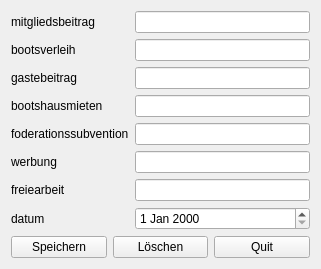
The window that einkommen/einkommendialog.ui (pmgyambol/rowingclub) describes before a commit, drawn with Qt 5.
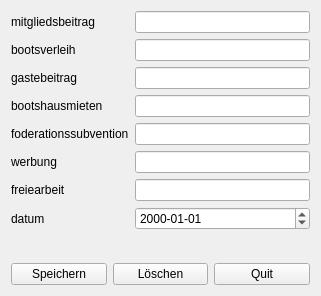
The same window after the commit.

Diff of the .ui file:
```diff
--- a/einkommen/einkommendialog.ui
+++ b/einkommen/einkommendialog.ui
@@ -7,7 +7,7 @@
     <x>0</x>
     <y>0</y>
     <width>321</width>
-    <height>264</height>
+    <height>296</height>
    </rect>
   </property>
   <property name="windowTitle">
@@ -87,7 +87,11 @@
       <widget class="QLineEdit" name="freiearbeitLineEdit"/>
      </item>
      <item row="7" column="1">
-      <widget class="QDateEdit" name="datumDateEdit"/>
+      <widget class="QDateEdit" name="datumDateEdit">
+       <property name="displayFormat">
+        <string>yyyy-MM-dd</string>
+       </property>
+      </widget>
      </item>
      <item row="7" column="0">
       <widget class="QLabel" name="datumLabel">
```
